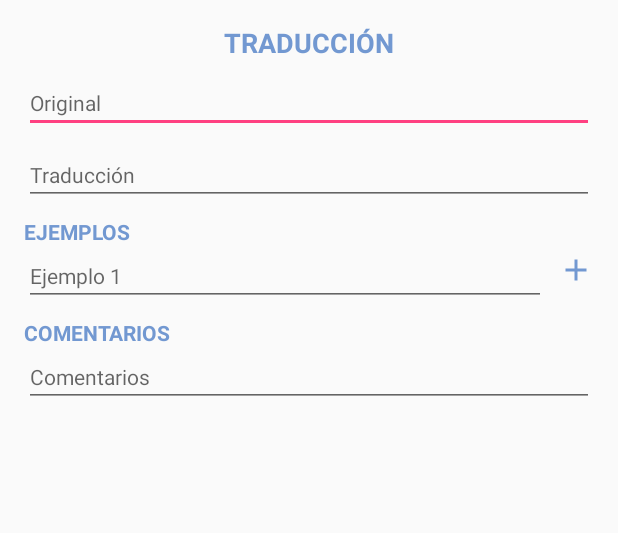
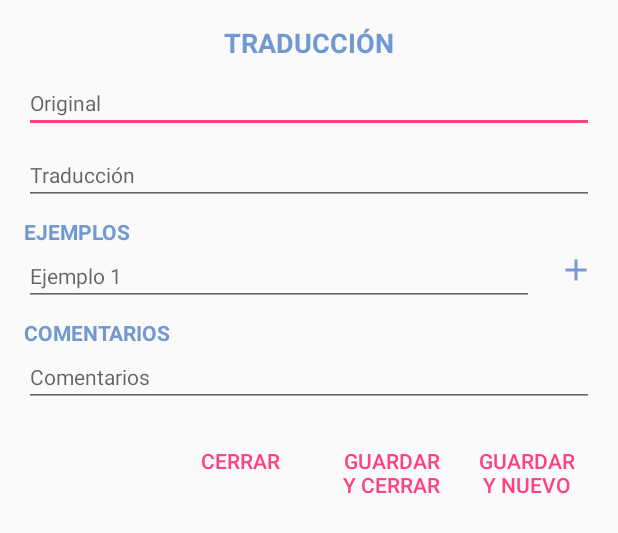
Before and after one commit to cesarpazguzman/auto_learning_words_apk, an Android app: the layout dialog_item.xml on its own in the app's theme, with its tools: preview values and no code run, on a phone screen of 412 x 824 dp. Shown: the top 533 px of the screen. Run offline under Robolectric (Android 15) with nearby library versions, the phone set to English and light mode, and no system bars.

Commit message:
Mejora código

```diff
--- a/src/main/res/layout/dialog_item.xml
+++ b/src/main/res/layout/dialog_item.xml
@@ -57,8 +57,9 @@
         android:id="@+id/cl_examples"
         android:layout_width="match_parent"
         android:layout_height="wrap_content"
-        app:layout_constraintTop_toBottomOf="@+id/et_item_traduccion"
-        tools:layout_editor_absoluteX="0dp">
+        app:layout_constraintEnd_toEndOf="parent"
+        app:layout_constraintStart_toStartOf="parent"
+        app:layout_constraintTop_toBottomOf="@+id/et_item_traduccion">
 
         <TextView
             android:id="@+id/txt_title_examples"
@@ -76,7 +77,7 @@
             android:id="@+id/et_example_one"
             android:layout_width="0dp"
             android:layout_height="wrap_content"
-            android:layout_marginEnd="8dp"
+            android:layout_marginEnd="16dp"
             android:layout_marginStart="16dp"
             android:ems="10"
             android:hint="Ejemplo 1"
@@ -142,4 +143,37 @@
         app:layout_constraintStart_toStartOf="parent"
         app:layout_constraintTop_toBottomOf="@+id/txt_title_comments" />
 
+    <Button
+        android:id="@+id/bt_save_new"
+        android:layout_width="90dp"
+        android:layout_height="wrap_content"
+        android:layout_marginBottom="8dp"
+        android:layout_marginEnd="16dp"
+        android:layout_marginTop="16dp"
+        android:text="@string/button2_dialog_new"
+        android:theme="@style/PrimaryFlatButton"
+        app:layout_constraintBottom_toBottomOf="parent"
+        app:layout_constraintEnd_toEndOf="parent"
+        app:layout_constraintTop_toBottomOf="@+id/et_comments"
+        app:layout_constraintVertical_bias="0.0" />
+
+    <Button
+        android:id="@+id/bt_save_close"
+        android:layout_width="90dp"
+        android:layout_height="wrap_content"
+        android:text="@string/button1_dialog_new"
+        android:theme="@style/PrimaryFlatButton"
+        app:layout_constraintBaseline_toBaselineOf="@+id/bt_save_new"
+        app:layout_constraintEnd_toStartOf="@+id/bt_save_new" />
+
+    <Button
+        android:id="@+id/bt_close_item"
+        android:layout_width="80dp"
+        android:layout_height="51dp"
+        android:layout_marginEnd="16dp"
+        android:text="CERRAR"
+        android:theme="@style/PrimaryFlatButton"
+        app:layout_constraintBaseline_toBaselineOf="@+id/bt_save_close"
+        app:layout_constraintEnd_toStartOf="@+id/bt_save_close" />
+
 </android.support.constraint.ConstraintLayout>
--- a/src/main/res/values/dimens.xml
+++ b/src/main/res/values/dimens.xml
@@ -1,3 +1,5 @@
 <resources>
     <dimen name="fab_margin">16dp</dimen>
+    <dimen name="popup_width">350dp</dimen>
+    <dimen name="popup_height">400dp</dimen>
 </resources>
--- a/src/main/res/values/strings.xml
+++ b/src/main/res/values/strings.xml
@@ -2,4 +2,6 @@
     <string name="app_name">autolearningWords</string>
     <string name="action_settings">Settings</string>
     <string name="img_folder">icon folder</string>
+    <string name="button1_dialog_new">Guardar y cerrar</string>
+    <string name="button2_dialog_new">Guardar y nuevo</string>
 </resources>
--- a/src/main/res/values/styles.xml
+++ b/src/main/res/values/styles.xml
@@ -41,4 +41,10 @@
         <item name="android:textColor">@color/toolbar_text_color</item>
     </style>
 
+    <style name="PrimaryFlatButton" parent="Theme.AppCompat.Light">
+        <item name="android:buttonStyle">@style/Widget.AppCompat.Button.Borderless.Colored</item>
+        <item name="colorControlHighlight">@color/list_item_normal_state</item>
+        <item name="colorAccent">@color/colorAccent</item>
+    </style>
+
 </resources>
```
Also changed, not shown: src/main/java/com/personales/proyectos/autolearningwords/DataBase/databaseManager.java (+9 -2 lines), src/main/java/com/personales/proyectos/autolearningwords/Dialogs/item_dialog.java (added, +191 -0 lines), src/main/java/com/personales/proyectos/autolearningwords/MainActivity.java (+33 -56 lines).
